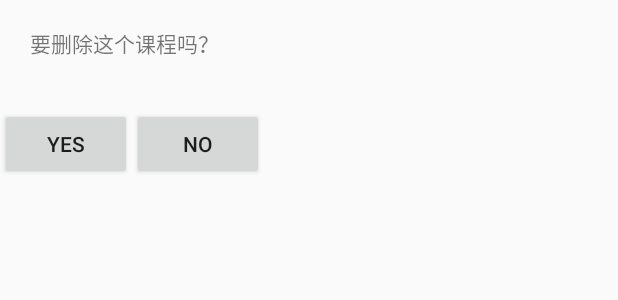
After one commit to willoong9559/CourseTable, an Android app: the layout activity_delete_course.xml on its own in the app's theme, with its tools: preview values and no code run, on a phone screen of 412 x 824 dp. The commit adds this screen. Shown: the top 300 px of the screen. Run offline under Robolectric (Android 15) with nearby library versions, the phone set to English and light mode, and no system bars.

Commit message:
增加删除课程逻辑Button

```diff
--- a/app/src/main/java/com/example/coursetable/AddCourse.java
+++ b/app/src/main/java/com/example/coursetable/AddCourse.java
@@ -15,7 +15,6 @@ import org.litepal.LitePal;
 import java.util.List;
 
 public class AddCourse extends AppCompatActivity {
-
 
     @Override
     protected void onCreate(Bundle savedInstanceState) {
@@ -47,10 +46,11 @@ public class AddCourse extends AppCompatActivity {
                 course.setClassroom(classroom);
                 course.setTeacher_name(teacherName);
                 course.save();
+                Intent intent = new Intent(AddCourse.this, MainActivity.class);
+                startActivity(intent);
+                finish();
             }
         });
-
-
 
     }
 
--- a/app/src/main/res/layout/activity_add_course.xml
+++ b/app/src/main/res/layout/activity_add_course.xml
@@ -8,6 +8,7 @@
         android:id="@+id/course_name"
         android:layout_width="match_parent"
         android:layout_height="wrap_content"
+        android:hint="course_name"
         />
 
     <EditText
--- /dev/null
+++ b/app/src/main/res/layout/activity_delete_course.xml
@@ -0,0 +1,30 @@
+<?xml version="1.0" encoding="utf-8"?>
+<RelativeLayout
+    xmlns:android="http://schemas.android.com/apk/res/android"
+    android:layout_width="match_parent"
+    android:layout_height="match_parent">
+
+    <TextView
+        android:id="@+id/question"
+        android:layout_width="wrap_content"
+        android:layout_height="wrap_content"
+        android:text="\n      要删除这个课程吗？\n\n"
+        />
+
+    <Button
+        android:id="@+id/yes"
+        android:layout_below="@+id/question"
+        android:layout_width="wrap_content"
+        android:layout_height="wrap_content"
+        android:text="Yes"/>
+
+    <Button
+        android:id="@+id/no"
+        android:layout_below="@+id/question"
+        android:layout_toRightOf="@+id/yes"
+        android:layout_width="wrap_content"
+        android:layout_height="wrap_content"
+        android:text="no"
+        />
+
+</RelativeLayout>
```
Also changed, not shown: app/src/main/AndroidManifest.xml (+9 -1 lines), app/src/main/java/com/example/coursetable/DeleteCourse.java (added, +34 -0 lines), app/src/main/java/com/example/coursetable/MainActivity.java (+40 -13 lines), app/src/main/java/com/example/coursetable/about_me.java (added, +14 -0 lines), app/src/main/res/layout/activity_about_me.xml (added, +15 -0 lines).
